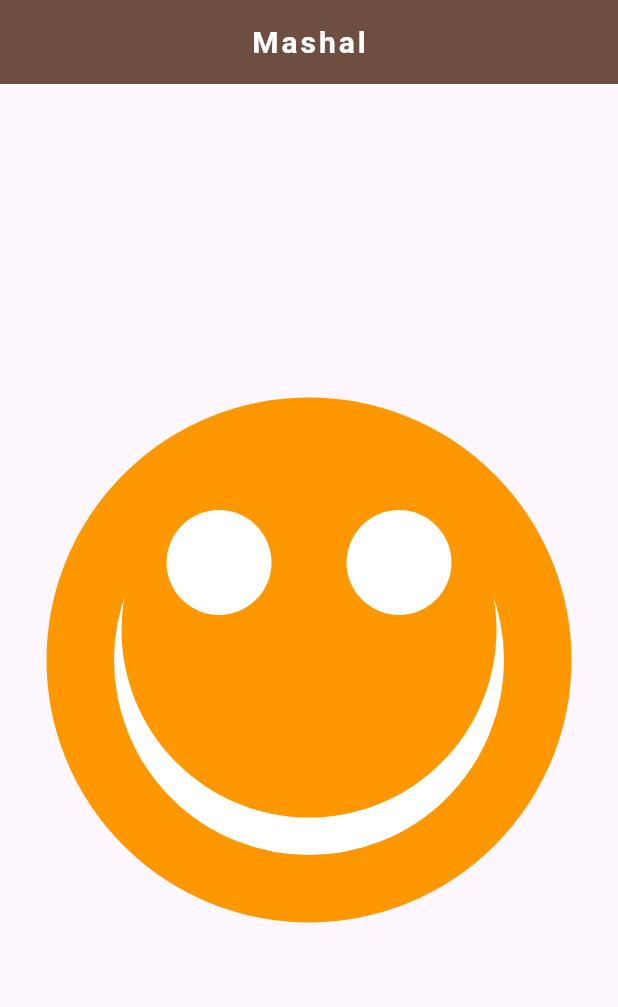
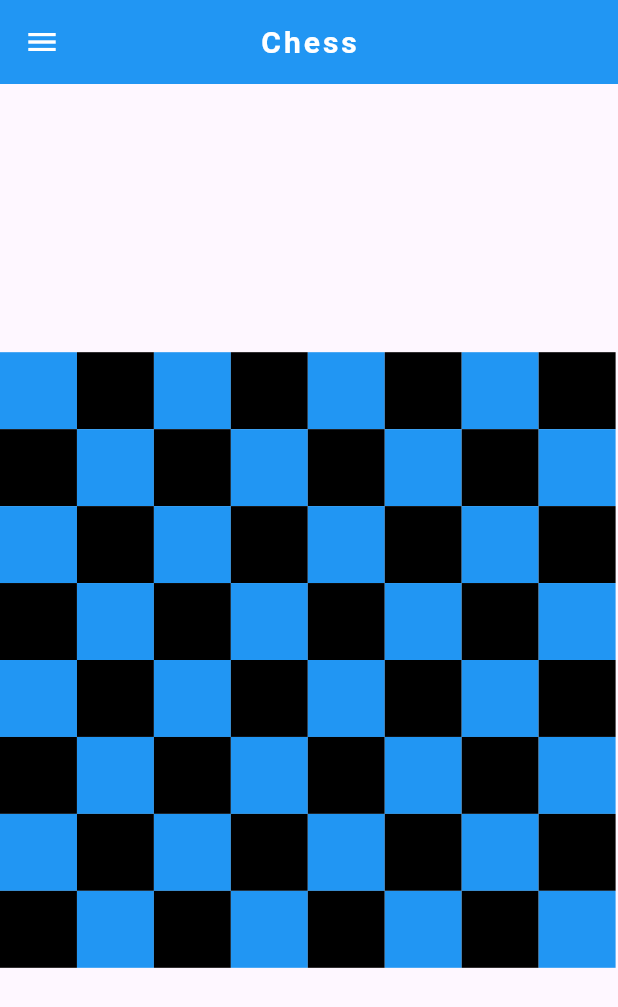
Before and after one commit to OmBharsakle/anatomy_of_flutter, a Flutter app: the screen it shows after launch, on a phone screen of 412 x 824 dp. Shown: the top 1007 px of the screen. Run offline on Flutter 3.47's test engine with Material 3 defaults, Android fonts, the phone set to English and light mode, and no system bars.

Commit message:
05-04-24

```diff
--- a/lib/main.dart
+++ b/lib/main.dart
@@ -115,9 +115,7 @@ import 'package:flutter/material.dart';
 //   );
 // }
 
-
-void main()
-{
+void main() {
   runApp(MyApp());
 }
 
@@ -131,70 +129,166 @@ class MyApp extends StatefulWidget {
 class _MyAppState extends State<MyApp> {
   @override
   Widget build(BuildContext context) {
-    return  MaterialApp(
+    return MaterialApp(
       debugShowCheckedModeBanner: false,
-      home: Scaffold(appBar: AppBar(
+      home: Scaffold(
+        appBar: AppBar(
+          leading: Icon(
+            Icons.menu,
+            color: Colors.white,
+          ),
           centerTitle: true,
-        backgroundColor: Color(0xff6F4E42),
+          backgroundColor: Colors.blue,
           title: const Text(
-          'Mashal',
+            'Chess',
             style: TextStyle(
                 color: Colors.white,
                 fontWeight: FontWeight.w600,
                 fontSize: 20,
                 letterSpacing: 2),
           ),
-      ),body: Center(
-          child: Stack(
-            children: [
-              Container(
-                width: 350,
-                height: 350,
-                decoration: BoxDecoration(
-                    color: Colors.white,
-                    shape: BoxShape.circle,
-                    border: Border.all(color: Colors.orange,width: 45)
         ),
-                alignment: Alignment.topCenter,),
-              Positioned(
-                top: 30,
-                child: Container(
-                  width: 350,
-                  height: 250,
-                  decoration: BoxDecoration(
-                    color: Colors.orange,
-                    shape: BoxShape.circle,
-                  ),
-                  child: Row(
+        body: Column(
           mainAxisAlignment: MainAxisAlignment.center,
            children: [
-                      Container(
-                        width: 70,
-                        height: 70,
-                        margin: EdgeInsets.only(right: 25,bottom: 90),
-                        decoration: BoxDecoration(
-                          color: Colors.white,
-                          shape: BoxShape.circle,
+             Row(
+               children: [
+                 WhiteBox(),
+                 BlackBox(),
+                 WhiteBox(),
+                 BlackBox(),
+                 WhiteBox(),
+                 BlackBox(),
+                 WhiteBox(),
+                 BlackBox(),
+               ],
              ),
+             Row(
+               children: [
+                 BlackBox(),
+                 WhiteBox(),
+                 BlackBox(),
+                 WhiteBox(),
+                 BlackBox(),
+                 WhiteBox(),
+                 BlackBox(),
+                 WhiteBox(),
+
+               ],
+             ),Row(
+               children: [
+                 WhiteBox(),
+                 BlackBox(),
+                 WhiteBox(),
+                 BlackBox(),
+                 WhiteBox(),
+                 BlackBox(),
+                 WhiteBox(),
+                 BlackBox(),
+               ],
              ),
-                      Container(
-                        width: 70,
-                        height: 70,
-                        margin: EdgeInsets.only(left: 25,bottom: 90),
-                        decoration: BoxDecoration(
-                          color: Colors.white,
-                          shape: BoxShape.circle,
+             Row(
+               children: [
+                 BlackBox(),
+                 WhiteBox(),
+                 BlackBox(),
+                 WhiteBox(),
+                 BlackBox(),
+                 WhiteBox(),
+                 BlackBox(),
+                 WhiteBox(),
+
+               ],
+             ),Row(
+               children: [
+                 WhiteBox(),
+                 BlackBox(),
+                 WhiteBox(),
+                 BlackBox(),
+                 WhiteBox(),
+                 BlackBox(),
+                 WhiteBox(),
+                 BlackBox(),
+               ],
              ),
+             Row(
+               children: [
+                 BlackBox(),
+                 WhiteBox(),
+                 BlackBox(),
+                 WhiteBox(),
+                 BlackBox(),
+                 WhiteBox(),
+                 BlackBox(),
+                 WhiteBox(),
+
+               ],
+             ),Row(
+               children: [
+                 WhiteBox(),
+                 BlackBox(),
+                 WhiteBox(),
+                 BlackBox(),
+                 WhiteBox(),
+                 BlackBox(),
+                 WhiteBox(),
+                 BlackBox(),
+               ],
              ),
+             Row(
+               children: [
+                 BlackBox(),
+                 WhiteBox(),
+                 BlackBox(),
+                 WhiteBox(),
+                 BlackBox(),
+                 WhiteBox(),
+                 BlackBox(),
+                 WhiteBox(),
+
+               ],
+             ),
+
            ],
         ),
       ),
+    );
+  }
+}
+
+Widget WhiteBox()
+{
+  return Center(
+    child: Column(
+      children: [
+            Row(
+              children: [
+                Container(
+                  width: 51.3,
+                  height: 51.3,
+                  color: Colors.blue,
                 ),
               ],
-          ),
             )
+          ],
     ),
   );
-
 }
+Widget BlackBox()
+{
+  return Center(
+    child: Column(
+      children: [
+            Row(
+              children: [
+                Container(
+                  width: 51.3,
+                  height: 51.3,
+                  color: Colors.black,
+                ),
+              ],
+            )
+          ],
+    ),
+  );
 }
```
Also changed, not shown: lib/5.2/smlie.dart (added, +83 -0 lines), lib/5.3/counter.dart (added, +64 -0 lines), lib/5.4/calc.dart (added, +197 -0 lines). Lines whose indentation alone changed are shown as unchanged.
